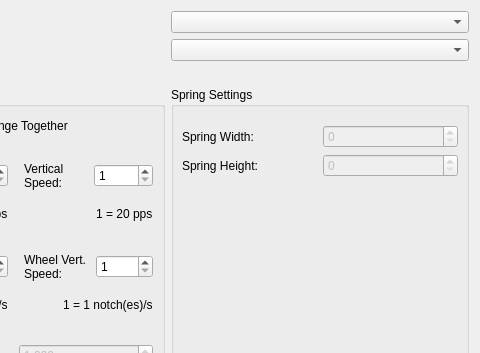
This is src/mousesettingsdialog.ui in AntiMicroX/antimicrox as Qt 5 draws it before an edit; both pictures show x 144 to 624 and y 0 to 353 of the 624 by 484 pixel window. The edited form follows.
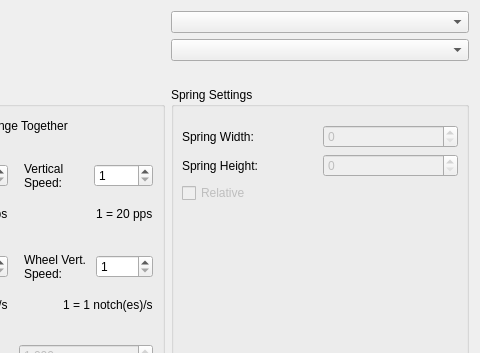
This is the edited form.

Commit message: Testing relative setting for spring mouse mode.

```diff
--- a/src/mousesettingsdialog.ui
+++ b/src/mousesettingsdialog.ui
@@ -537,6 +537,20 @@
           </item>
          </layout>
         </item>
+        <item>
+         <widget class="QCheckBox" name="relativeSpringCheckBox">
+          <property name="enabled">
+           <bool>false</bool>
+          </property>
+          <property name="toolTip">
+           <string>Specifies that the spring area will be relative to the
+mouse position set by a non-relative spring.</string>
+          </property>
+          <property name="text">
+           <string>Relative</string>
+          </property>
+         </widget>
+        </item>
         <item>
          <spacer name="verticalSpacer_3">
           <property name="orientation">
```
The commit also changes 24 other files.
